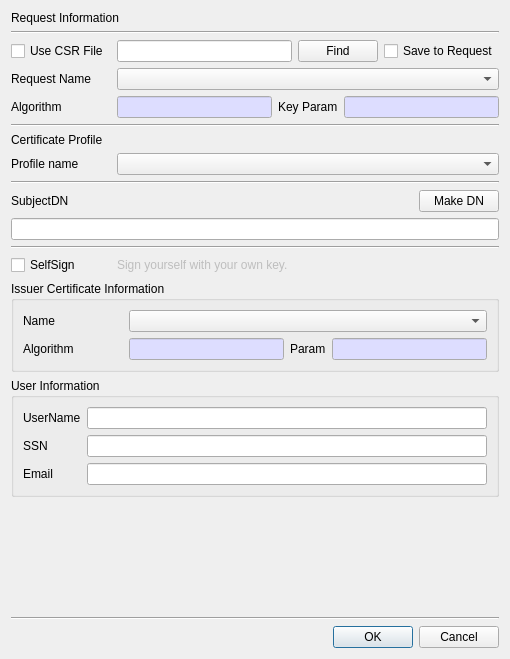
First picture: the form in CertMan/make_cert_dlg.ui, repository jykim74/CertMan, before the edit.
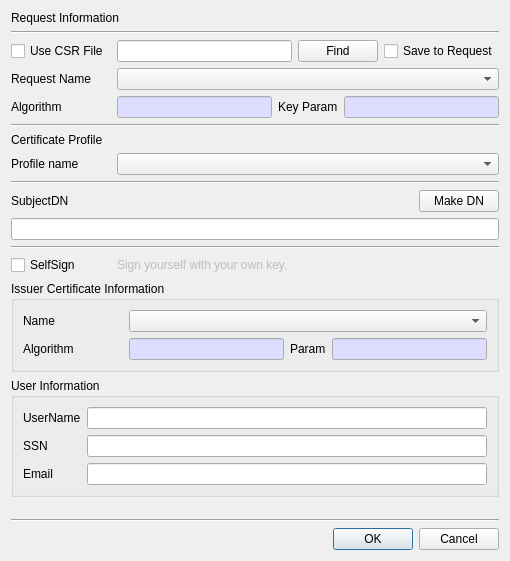
Second picture: the form after the edit.

Patch:
```diff
--- a/CertMan/make_cert_dlg.ui
+++ b/CertMan/make_cert_dlg.ui
@@ -7,7 +7,7 @@
     <x>0</x>
     <y>0</y>
     <width>510</width>
-    <height>659</height>
+    <height>561</height>
    </rect>
   </property>
   <property name="windowTitle">
```
